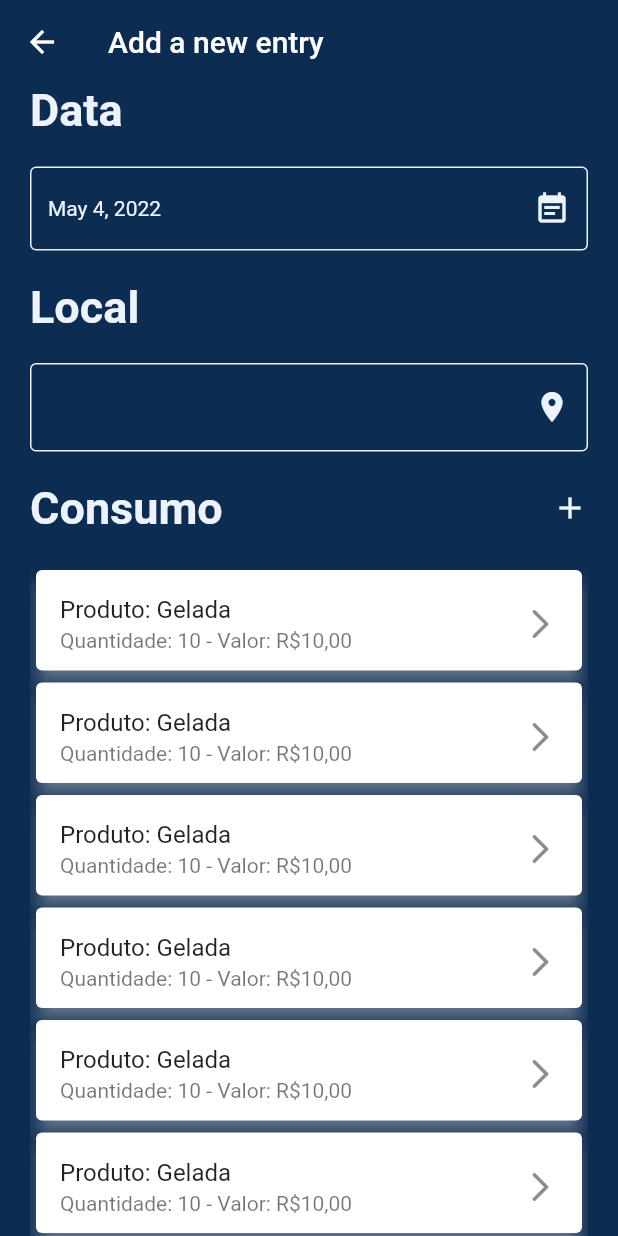
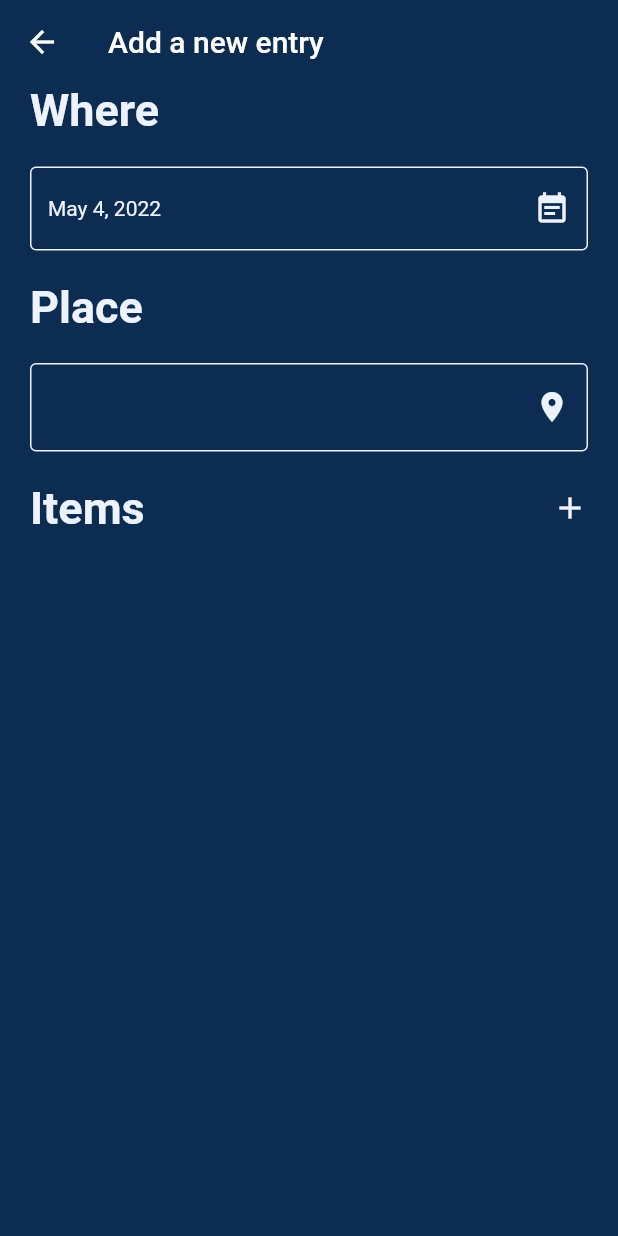
Before and after one commit to nickolasdeluca/checkmate-app, a Flutter app: the screen it shows after launch, after a tap on the "add" icon, on a phone screen of 412 x 824 dp. Run offline on Flutter 3.47's test engine with Material 2 defaults, Android fonts, the phone set to English and light mode, and no system bars; drawn by our look-alikes of date_field; our stand-ins replace hive; accounts and stored records are empty.

Commit message:
[CMA-3][WIP] Changes to the screen to support item insertion
App default language was also changed to en-US. Support for other languages will be added later.

```diff
--- a/checkmate_app/lib/screens/new_entry.dart
+++ b/checkmate_app/lib/screens/new_entry.dart
@@ -1,6 +1,10 @@
 import 'package:checkmate_app/assets/constants.dart';
+import 'package:checkmate_app/assets/dialogs.dart';
+import 'package:checkmate_app/models/entries/entry.dart';
+import 'package:checkmate_app/models/items/item.dart';
 import 'package:date_field/date_field.dart';
 import 'package:flutter/material.dart';
+import 'package:hive/hive.dart';
 
 class NewEntry extends StatefulWidget {
   const NewEntry({Key? key}) : super(key: key);
@@ -10,6 +14,12 @@ class NewEntry extends StatefulWidget {
 }
 
 class _NewEntryState extends State<NewEntry> {
+  Entry entry = Entry(id: 1, items: []);
+
+  Future<List<Item>>? _getItems() async {
+    return entry.items;
+  }
+
   TextEditingController localController = TextEditingController();
 
   @override
@@ -30,7 +40,7 @@ class _NewEntryState extends State<NewEntry> {
             crossAxisAlignment: CrossAxisAlignment.start,
             children: [
               const Text(
-                'Data',
+                'Where',
                 style: TextStyle(
                     color: cConstrastColor,
                     fontSize: 30,
@@ -57,7 +67,7 @@ class _NewEntryState extends State<NewEntry> {
                 height: 20,
               ),
               const Text(
-                'Local',
+                'Place',
                 style: TextStyle(
                     color: cConstrastColor,
                     fontSize: 30,
@@ -85,14 +95,16 @@ class _NewEntryState extends State<NewEntry> {
               ),
               Row(mainAxisAlignment: MainAxisAlignment.spaceBetween, children: [
                 const Text(
-                  'Consumo',
+                  'Items',
                   style: TextStyle(
                       color: cConstrastColor,
                       fontSize: 30,
                       fontWeight: FontWeight.bold),
                 ),
                 InkWell(
-                  onTap: () {},
+                  onTap: () {
+                    Dialogs().newItem(context);
+                  },
                   child: const Icon(
                     Icons.add,
                     color: cConstrastColor,
@@ -103,96 +115,38 @@ class _NewEntryState extends State<NewEntry> {
                 height: 20,
               ),
               Flexible(
-                  child: SingleChildScrollView(
-                child: Column(
-                  children: const [
-                    SizedBox(
+                  child: FutureBuilder(
+                future: _getItems(),
+                builder:
+                    (BuildContext context, AsyncSnapshot<List<Item>> snapshot) {
+                  if (snapshot.hasData) {
+                    return ListView.builder(
+                        itemCount: snapshot.data!.length,
+                        itemBuilder: (BuildContext context, int index) {
+                          return const SizedBox(
                             height: 75,
                             child: InkWell(
                               child: Card(
                                 shadowColor: cConstrastColor,
                                 elevation: 5,
                                 child: ListTile(
-                            title: Text('Produto: Gelada'),
-                            subtitle: Text('Quantidade: 10 - Valor: R\$10,00'),
-                            trailing: Icon(Icons.arrow_forward_ios_rounded),
+                                  title: Text(''),
+                                  subtitle:
+                                      Text('Quantidade: 10 - Valor: R\$10,00'),
+                                  trailing:
+                                      Icon(Icons.arrow_forward_ios_rounded),
                                 ),
                               ),
                             ),
-                    ),
-                    SizedBox(
-                      height: 75,
-                      child: InkWell(
-                        child: Card(
-                          shadowColor: cConstrastColor,
-                          elevation: 5,
-                          child: ListTile(
-                            title: Text('Produto: Gelada'),
-                            subtitle: Text('Quantidade: 10 - Valor: R\$10,00'),
-                            trailing: Icon(Icons.arrow_forward_ios_rounded),
-                          ),
-                        ),
-                      ),
-                    ),
-                    SizedBox(
-                      height: 75,
-                      child: InkWell(
-                        child: Card(
-                          shadowColor: cConstrastColor,
-                          elevation: 5,
-                          child: ListTile(
-                            title: Text('Produto: Gelada'),
-                            subtitle: Text('Quantidade: 10 - Valor: R\$10,00'),
-                            trailing: Icon(Icons.arrow_forward_ios_rounded),
-                          ),
-                        ),
-                      ),
-                    ),
-                    SizedBox(
-                      height: 75,
-                      child: InkWell(
-                        child: Card(
-                          shadowColor: cConstrastColor,
-                          elevation: 5,
-                          child: ListTile(
-                            title: Text('Produto: Gelada'),
-                            subtitle: Text('Quantidade: 10 - Valor: R\$10,00'),
-                            trailing: Icon(Icons.arrow_forward_ios_rounded),
-                          ),
-                        ),
-                      ),
-                    ),
-                    SizedBox(
-                      height: 75,
-                      child: InkWell(
-                        child: Card(
-                          shadowColor: cConstrastColor,
-                          elevation: 5,
-                          child: ListTile(
-                            title: Text('Produto: Gelada'),
-                            subtitle: Text('Quantidade: 10 - Valor: R\$10,00'),
-                            trailing: Icon(Icons.arrow_forward_ios_rounded),
-                          ),
-                        ),
-                      ),
-                    ),
-                    SizedBox(
-                      height: 75,
-                      child: InkWell(
-                        child: Card(
-                          shadowColor: cConstrastColor,
-                          elevation: 5,
-                          child: ListTile(
-                            title: Text('Produto: Gelada'),
-                            subtitle: Text('Quantidade: 10 - Valor: R\$10,00'),
-                            trailing: Icon(Icons.arrow_forward_ios_rounded),
-                          ),
-                        ),
-                      ),
-                    ),
-                  ],
-                ),
-              ))
+                          );
+                        });
+                  } else {
+                    return const Center(
+                      child: CircularProgressIndicator.adaptive(),
+                    );
+                  }
+                },
+              )),
             ],
           ),
         ),
```
Lines whose indentation alone changed are shown as unchanged.
